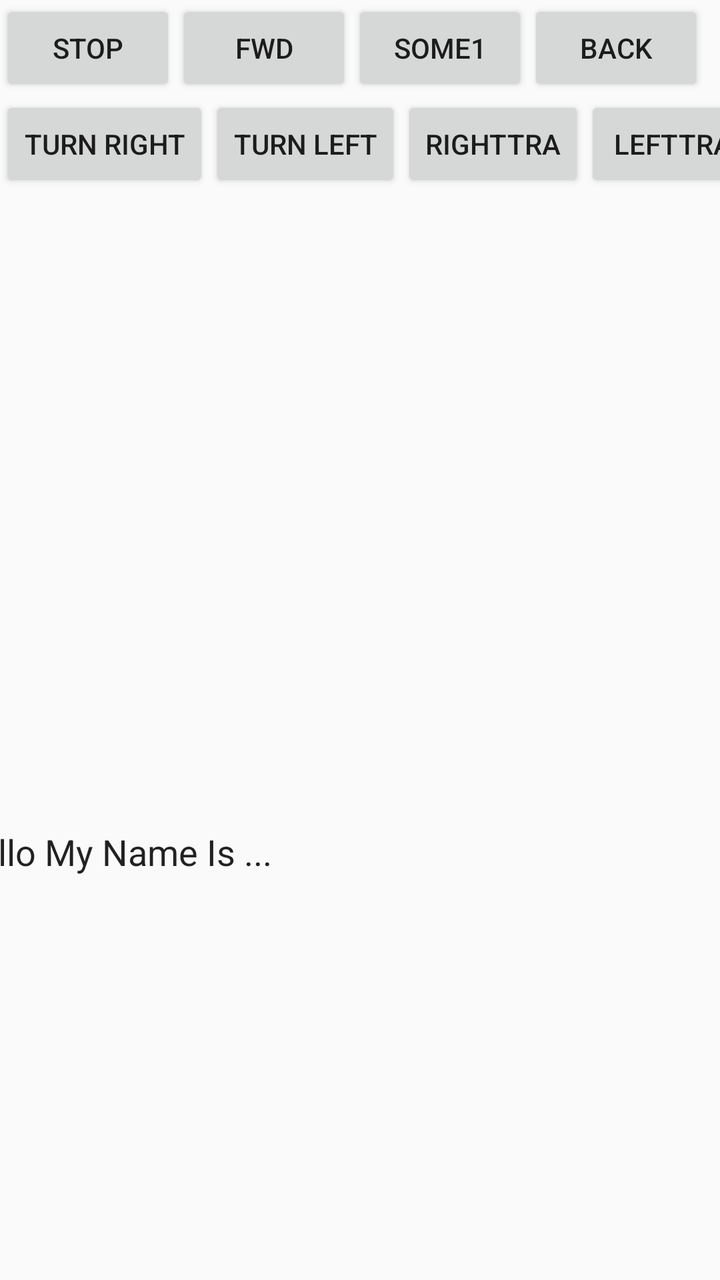
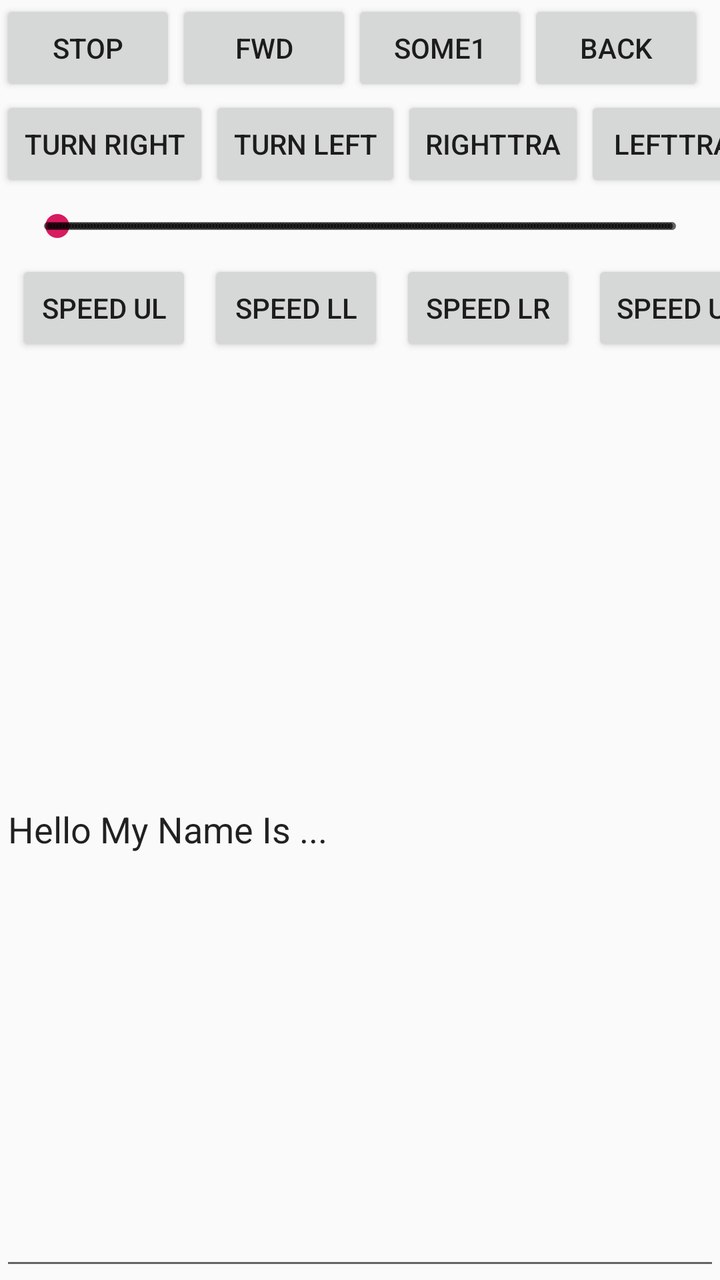

An Android layout rendered at two revisions. The XML below is the earlier revision; the diff shows what the commit changed to produce the second picture.
<!-- AndroidManifest.xml: application theme AppTheme -->
<!-- res/layout/activity_main.xml -->
<?xml version="1.0" encoding="utf-8"?>
<android.support.constraint.ConstraintLayout xmlns:android="http://schemas.android.com/apk/res/android"
    xmlns:app="http://schemas.android.com/apk/res-auto"
    xmlns:tools="http://schemas.android.com/tools"
    android:layout_width="wrap_content"
    android:layout_height="wrap_content"
    tools:context=".MainActivity">

    <EditText
        android:id="@+id/messagetextfield"
        android:layout_width="320dp"
        android:layout_height="657dp"
        android:editable="true"
        android:inputType="textMultiLine"
        android:text="Hello My Name Is ..."
        app:layout_constraintLeft_toLeftOf="@+id/btnstop"
        app:layout_constraintRight_toRightOf="@+id/btnSome1"
        app:layout_constraintTop_toBottomOf="@+id/btnrighttra" />

    <Button
        android:id="@+id/btnfwd"
        android:layout_width="wrap_content"
        android:layout_height="wrap_content"
        android:text="fwd"
        app:layout_constraintLeft_toRightOf="@+id/btnstop"
        app:layout_constraintTop_toTopOf="parent" />

    <Button
        android:id="@+id/btnstop"
        android:layout_width="wrap_content"
        android:layout_height="wrap_content"
        android:text="stop"
        app:layout_constraintLeft_toLeftOf="parent"
        app:layout_constraintTop_toTopOf="parent" />

    <Button
        android:id="@+id/btnSome1"
        android:layout_width="wrap_content"
        android:layout_height="wrap_content"
        android:text="Some1"
        app:layout_constraintLeft_toRightOf="@+id/btnfwd"
        app:layout_constraintTop_toTopOf="parent" />

    <Button
        android:id="@+id/btnback"
        android:layout_width="wrap_content"
        android:layout_height="wrap_content"
        android:text="BACK"
        app:layout_constraintLeft_toRightOf="@+id/btnSome1"
        app:layout_constraintTop_toTopOf="parent" />

    <Button
        android:id="@+id/btnrightturn"
        android:layout_width="wrap_content"
        android:layout_height="wrap_content"
        android:text="turn right"
        app:layout_constraintLeft_toLeftOf="@+id/btnstop"
        app:layout_constraintTop_toBottomOf="@+id/btnstop" />

    <Button
        android:id="@+id/btnleftturn"
        android:layout_width="wrap_content"
        android:layout_height="wrap_content"
        android:text="turn left"
        app:layout_constraintLeft_toRightOf="@+id/btnrightturn"
        app:layout_constraintTop_toBottomOf="@+id/btnstop" />

    <Button
        android:id="@+id/btnrighttra"
        android:layout_width="wrap_content"
        android:layout_height="wrap_content"
        android:text="righttra"
        app:layout_constraintLeft_toRightOf="@+id/btnleftturn"
        app:layout_constraintTop_toBottomOf="@+id/btnSome1" />

    <Button
        android:id="@+id/btnlefttra"
        android:layout_width="wrap_content"
        android:layout_height="wrap_content"
        android:text="lefttra"
        app:layout_constraintLeft_toRightOf="@+id/btnrighttra"
        app:layout_constraintTop_toBottomOf="@+id/btnback" />


</android.support.constraint.ConstraintLayout>
<!-- resources referenced by this layout -->
<resources>
  <style name="AppTheme" parent="Theme.AppCompat.Light.DarkActionBar">
          
          <item name="colorPrimary">@color/colorPrimary</item>
          <item name="colorPrimaryDark">@color/colorPrimaryDark</item>
          <item name="colorAccent">@color/colorAccent</item>
      </style>
  <color name="colorPrimary">#008577</color>
  <color name="colorPrimaryDark">#00574B</color>
  <color name="colorAccent">#D81B60</color>
</resources>

<!-- the commit's change to res/layout/activity_main.xml (unified diff, before → after) -->
@@ -2,20 +2,22 @@
 <android.support.constraint.ConstraintLayout xmlns:android="http://schemas.android.com/apk/res/android"
     xmlns:app="http://schemas.android.com/apk/res-auto"
     xmlns:tools="http://schemas.android.com/tools"
-    android:layout_width="wrap_content"
-    android:layout_height="wrap_content"
+    android:layout_width="match_parent"
+    android:layout_height="match_parent"
     tools:context=".MainActivity">
 
     <EditText
         android:id="@+id/messagetextfield"
-        android:layout_width="320dp"
-        android:layout_height="657dp"
+        android:layout_width="0dp"
+        android:layout_height="0dp"
+        android:layout_marginTop="8dp"
         android:editable="true"
         android:inputType="textMultiLine"
         android:text="Hello My Name Is ..."
-        app:layout_constraintLeft_toLeftOf="@+id/btnstop"
-        app:layout_constraintRight_toRightOf="@+id/btnSome1"
-        app:layout_constraintTop_toBottomOf="@+id/btnrighttra" />
+        app:layout_constraintBottom_toBottomOf="parent"
+        app:layout_constraintLeft_toLeftOf="parent"
+        app:layout_constraintRight_toRightOf="parent"
+        app:layout_constraintTop_toBottomOf="@+id/btnsetspeedlr" />
 
     <Button
         android:id="@+id/btnfwd"
@@ -81,5 +83,68 @@
         app:layout_constraintLeft_toRightOf="@+id/btnrighttra"
         app:layout_constraintTop_toBottomOf="@+id/btnback" />
 
+    <SeekBar
+        android:id="@+id/seekBar2"
+        style="@style/Widget.AppCompat.SeekBar.Discrete"
+        android:layout_width="0dp"
+        android:layout_height="wrap_content"
+        android:layout_marginStart="8dp"
+        android:layout_marginTop="8dp"
+        android:layout_marginEnd="8dp"
+        android:max="200"
+        android:progress="3"
+        app:layout_constraintEnd_toEndOf="parent"
+        app:layout_constraintStart_toStartOf="parent"
+        app:layout_constraintTop_toBottomOf="@+id/btnleftturn" />
+
+    <Button
+        android:id="@+id/btnsetspeedul"
+        android:layout_width="wrap_content"
+        android:layout_height="wrap_content"
+        android:layout_marginStart="8dp"
+        android:layout_marginTop="8dp"
+        android:text="speed UL"
+        app:layout_constraintStart_toStartOf="parent"
+        app:layout_constraintTop_toBottomOf="@+id/seekBar2" />
+
+    <Button
+        android:id="@+id/btnsetspeedll"
+        android:layout_width="wrap_content"
+        android:layout_height="wrap_content"
+        android:layout_marginStart="8dp"
+        android:layout_marginTop="8dp"
+        android:text="Speed LL"
+        app:layout_constraintStart_toEndOf="@+id/btnsetspeedul"
+        app:layout_constraintTop_toBottomOf="@+id/seekBar2" />
+
+    <Button
+        android:id="@+id/btnsetspeedlr"
+        android:layout_width="wrap_content"
+        android:layout_height="wrap_content"
+        android:layout_marginStart="8dp"
+        android:layout_marginTop="8dp"
+        android:text="Speed LR"
+        app:layout_constraintStart_toEndOf="@+id/btnsetspeedll"
+        app:layout_constraintTop_toBottomOf="@+id/seekBar2" />
+
+    <Button
+        android:id="@+id/btnsetspeedur"
+        android:layout_width="wrap_content"
+        android:layout_height="wrap_content"
+        android:layout_marginStart="8dp"
+        android:layout_marginTop="8dp"
+        android:text="Speed UR"
+        app:layout_constraintStart_toEndOf="@+id/btnsetspeedlr"
+        app:layout_constraintTop_toBottomOf="@+id/seekBar2" />
+
+    <Button
+        android:id="@+id/btnwheelaction"
+        android:layout_width="wrap_content"
+        android:layout_height="wrap_content"
+        android:layout_marginStart="8dp"
+        android:layout_marginTop="8dp"
+        android:text="wheel action"
+        app:layout_constraintStart_toEndOf="@+id/btnsetspeedur"
+        app:layout_constraintTop_toBottomOf="@+id/seekBar2" />
 
 </android.support.constraint.ConstraintLayout>
